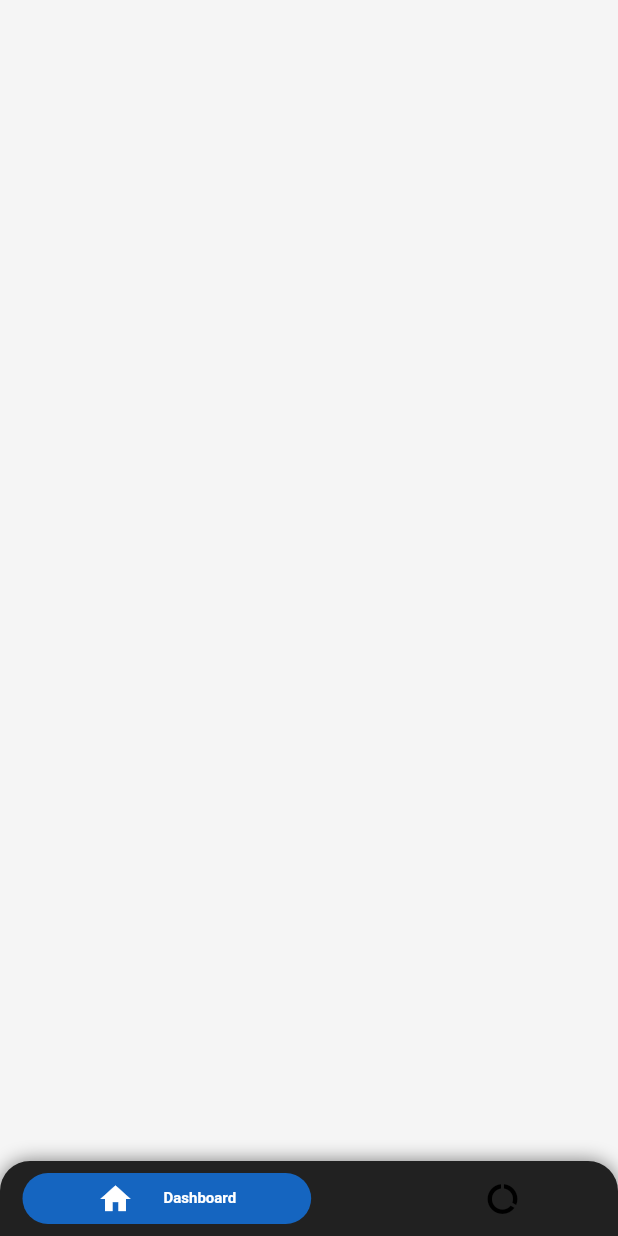
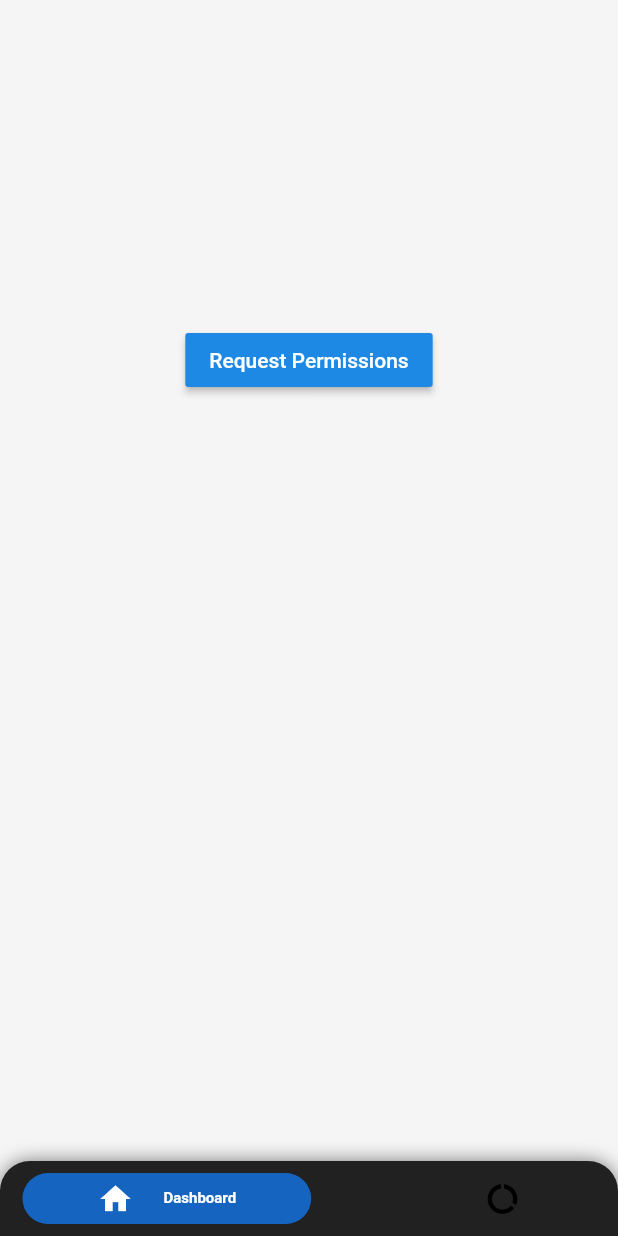
Before and after one commit to shanix13/geofence_test, a Flutter app: the screen it shows after launch, on a phone screen of 412 x 824 dp. Run offline on Flutter 3.47's test engine with Material 2 defaults, Android fonts, the phone set to English and light mode, and no system bars; drawn by our look-alikes of google_nav_bar; our stand-ins replace flutter_local_notifications.

```diff
--- /dev/null
+++ b/lib/Notifier/MainNotifier.dart
@@ -0,0 +1,14 @@
+import 'package:flutter/material.dart';
+
+class MainNotifier with ChangeNotifier {
+  String latLong = "";
+
+  void setLatLong(String _latLong) {
+    latLong = _latLong;
+    notify();
+  }
+
+  void notify() {
+    notifyListeners();
+  }
+}
--- a/lib/View/MainView.dart
+++ b/lib/View/MainView.dart
@@ -1,4 +1,7 @@
 import 'package:flutter/material.dart';
+import 'package:geofence_test/Controller/MainController.dart';
+import 'package:geofence_test/Notifier/MainNotifier.dart';
+import 'package:provider/provider.dart';
 
 class MainView extends StatefulWidget {
   @override
@@ -6,8 +9,40 @@ class MainView extends StatefulWidget {
 }
 
 class _MainViewState extends State<MainView> {
+  MainController mc;
+
+  @override
+  void initState() {
+    super.initState();
+    mc = new MainController();
+    mc.initialize(context);
+  }
+
+// Your latitude is 5.360698640375153 and longitude 100.31398247927427
   @override
   Widget build(BuildContext context) {
-    return Container();
+    return Consumer<MainNotifier>(builder: (_, data, child) {
+      return Container(
+        child: Center(
+          child: Column(
+            children: <Widget>[
+              Divider(
+                height: 200,
+              ),
+              Text(
+                data.latLong,
+                style: TextStyle(color: Colors.red),
+              ),
+              RaisedButton(
+                child: Text("Request Permissions"),
+                onPressed: () {
+                  mc.getLocation();
+                },
+              ),
+            ],
+          ),
+        ),
+      );
+    });
   }
 }
--- a/pubspec.yaml
+++ b/pubspec.yaml
@@ -24,6 +24,9 @@ dependencies:
   flutter:
     sdk: flutter
   google_nav_bar: ^2.2.0
+  geolocation: ^1.1.2
+  flutter_local_notifications: ^1.4.4+1
+  provider: ^4.0.4
 
   # The following adds the Cupertino Icons font to your application.
   # Use with the CupertinoIcons class for iOS style icons.
```
Also changed, not shown: lib/Controller/MainController.dart (added, +16 -0 lines), lib/Helper/Geofencer.dart (added, +46 -0 lines), lib/main.dart (+10 -3 lines), pubspec.lock, 2 other files.
